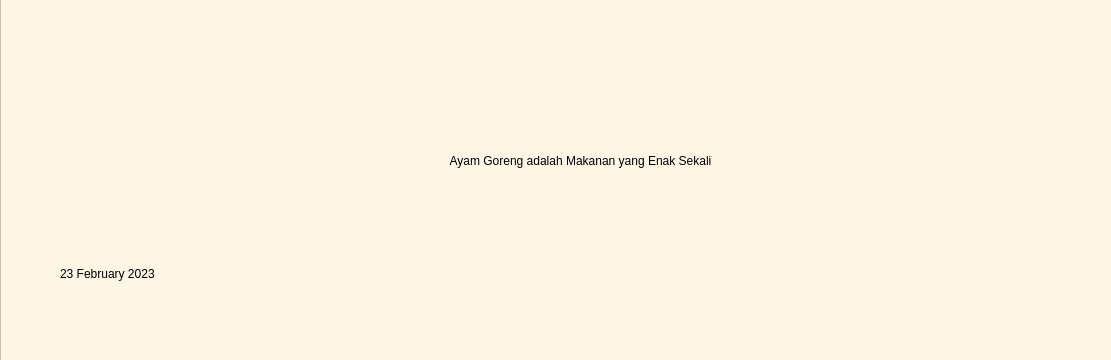
Above: src/lihatArtikel.ui from MarcelRyan/ReChefy before the change; both pictures show x 0 to 1111 and y 490 to 850 of the 1200 by 850 pixel window. Below: the same form after it.
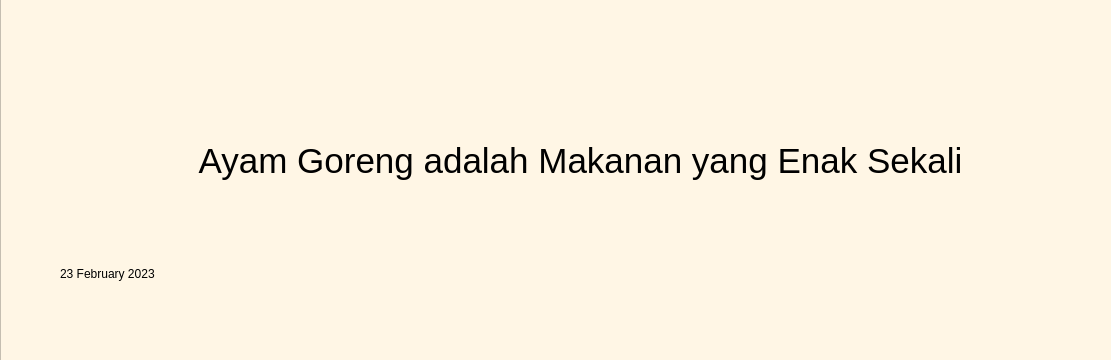
That is the form after the change. Icons and pictures are not drawn.

Commit message: font styling

```diff
--- a/src/lihatArtikel.ui
+++ b/src/lihatArtikel.ui
@@ -122,7 +122,7 @@
         <property name="geometry">
          <rect>
           <x>0</x>
-          <y>-392</y>
+          <y>0</y>
           <width>1176</width>
           <height>1129</height>
          </rect>
@@ -175,7 +175,7 @@
              </rect>
             </property>
             <property name="styleSheet">
-             <string notr="true">font: Bold 26pt &quot;MS Shell Dlg 2&quot;;</string>
+             <string notr="true">font: 26pt;</string>
             </property>
             <property name="text">
              <string>Ayam Goreng adalah Makanan yang Enak Sekali</string>
```
The commit also changes 11 other files.
